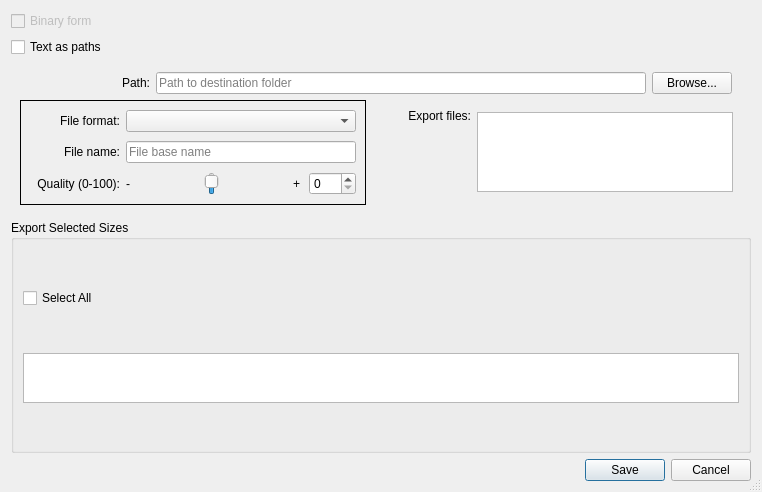
seamly/Seamly2D, file src/app/seamly2d/dialogs/export_layout_dialog.ui: the form before one commit.
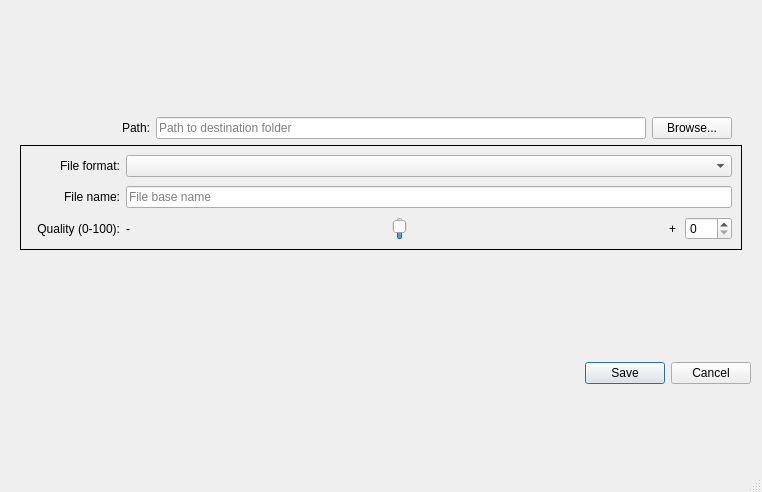
The form after the commit. Icons and pictures are not drawn. Custom widgets are drawn as their Qt base class.

Commit message:
Trim the export dialog to Export Draft Blocks
- Offer SVG, PDF, PNG, JPG, BMP, TIF and PPM; the DXF and OBJ formats
  served only the removed piece exports
- Drop the binary DXF and text as paths check boxes, the size list and the
  export file list; the dialog writes one file
- Keep the LayoutExportFormat numbers
- Test that the format list offers no DXF or OBJ and that TIF keeps number 37

```diff
--- a/src/app/seamly2d/dialogs/export_layout_dialog.ui
+++ b/src/app/seamly2d/dialogs/export_layout_dialog.ui
@@ -44,26 +44,6 @@
    <bool>true</bool>
   </property>
   <layout class="QVBoxLayout" name="verticalLayout_6">
-   <item>
-    <widget class="QCheckBox" name="binaryDXF_CheckBox">
-     <property name="enabled">
-      <bool>false</bool>
-     </property>
-     <property name="text">
-      <string>Binary form</string>
-     </property>
-    </widget>
-   </item>
-   <item>
-    <widget class="QCheckBox" name="textAsPaths_Checkbox">
-     <property name="enabled">
-      <bool>true</bool>
-     </property>
-     <property name="text">
-      <string>Text as paths</string>
-     </property>
-    </widget>
-   </item>
    <item>
     <widget class="QFrame" name="frame">
      <property name="sizePolicy">
@@ -424,132 +404,11 @@
           </layout>
          </widget>
         </item>
-        <item>
-         <widget class="QFrame" name="export_Frame">
-          <property name="frameShape">
-           <enum>QFrame::NoFrame</enum>
-          </property>
-          <layout class="QHBoxLayout" name="horizontalLayout_5">
-           <item>
-            <widget class="QLabel" name="exportFiles_Label">
-             <property name="sizePolicy">
-              <sizepolicy hsizetype="Preferred" vsizetype="Preferred">
-               <horstretch>0</horstretch>
-               <verstretch>0</verstretch>
-              </sizepolicy>
-             </property>
-             <property name="minimumSize">
-              <size>
-               <width>90</width>
-               <height>0</height>
-              </size>
-             </property>
-             <property name="text">
-              <string>Export files:</string>
-             </property>
-             <property name="alignment">
-              <set>Qt::AlignRight|Qt::AlignTop|Qt::AlignTrailing</set>
-             </property>
-            </widget>
-           </item>
-           <item>
-            <widget class="QListWidget" name="exportFiles_ListWidget">
-             <property name="sizePolicy">
-              <sizepolicy hsizetype="Expanding" vsizetype="Expanding">
-               <horstretch>0</horstretch>
-               <verstretch>0</verstretch>
-              </sizepolicy>
-             </property>
-             <property name="minimumSize">
-              <size>
-               <width>180</width>
-               <height>80</height>
-              </size>
-             </property>
-             <property name="maximumSize">
-              <size>
-               <width>16777215</width>
-               <height>80</height>
-              </size>
-             </property>
-            </widget>
-           </item>
-          </layout>
-         </widget>
-        </item>
        </layout>
       </item>
      </layout>
     </widget>
    </item>
-   <item>
-    <widget class="QGroupBox" name="sizeSelection_GroupBox">
-     <property name="sizePolicy">
-      <sizepolicy hsizetype="Preferred" vsizetype="Expanding">
-       <horstretch>0</horstretch>
-       <verstretch>0</verstretch>
-      </sizepolicy>
-     </property>
-     <property name="minimumSize">
-      <size>
-       <width>0</width>
-       <height>0</height>
-      </size>
-     </property>
-     <property name="title">
-      <string>Export Selected Sizes</string>
-     </property>
-     <layout class="QVBoxLayout" name="sizeSelection_VLayout">
-      <property name="bottomMargin">
-       <number>6</number>
-      </property>
-      <item>
-       <widget class="QCheckBox" name="selectAll_CheckBox">
-        <property name="text">
-         <string>Select All</string>
-        </property>
-       </widget>
-      </item>
-      <item>
-       <widget class="QListWidget" name="sizes_ListWidget">
-        <property name="sizePolicy">
-         <sizepolicy hsizetype="Expanding" vsizetype="Fixed">
-          <horstretch>0</horstretch>
-          <verstretch>0</verstretch>
-         </sizepolicy>
-        </property>
-        <property name="minimumSize">
-         <size>
-          <width>0</width>
-          <height>50</height>
-         </size>
-        </property>
-        <property name="maximumSize">
-         <size>
-          <width>16777215</width>
-          <height>50</height>
-         </size>
-        </property>
-        <property name="verticalScrollBarPolicy">
-         <enum>Qt::ScrollBarAlwaysOff</enum>
-        </property>
-        <property name="isWrapping" stdset="0">
-         <bool>false</bool>
-        </property>
-        <property name="viewMode">
-         <enum>QListView::IconMode</enum>
-        </property>
-        <property name="wordWrap">
-         <bool>false</bool>
-        </property>
-        <property name="itemAlignment">
-         <set>Qt::AlignVCenter</set>
-        </property>
-       </widget>
-      </item>
-     </layout>
-    </widget>
-   </item>
    <item>
     <widget class="QDialogButtonBox" name="buttonBox">
      <property name="standardButtons">
```
Left out of the diff: 5 changed lines with no effect on the pictures. The commit also changes 7 other files.
